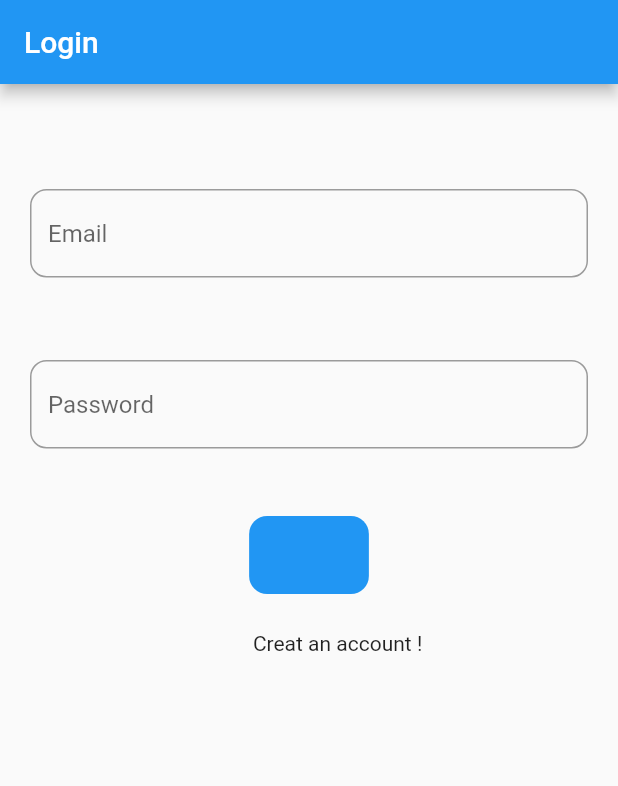
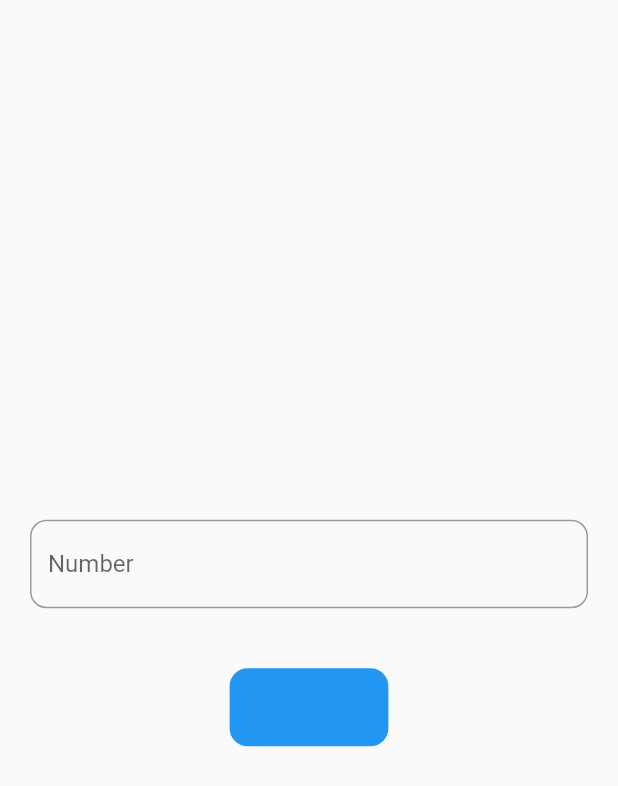
Before and after one commit to dineshsaran/firebase, a Flutter app: the screen it shows after launch, on a phone screen of 412 x 824 dp. Shown: the top 786 px of the screen. Run offline on Flutter 3.47's test engine with Material 2 defaults, Android fonts, the phone set to English and light mode, and no system bars; our stand-ins replace firebase_auth, firebase_core; missing offline and left inert: dart:ffi; accounts and stored records are empty.

Commit message:
phoneNumber authentication

```diff
--- a/lib/login.dart
+++ b/lib/login.dart
@@ -89,10 +89,8 @@ class _LoginState extends State<Login> {
               child: Text('Login'), color: Colors.blue, onPressed: () {
            Login();
           }),
-          SizedBox(height: 25,),
-          InkWell(child: Text('           Creat an account !'),onTap: (){
-            Navigator.push(context, MaterialPageRoute(builder: (context)=>Singup()));
-          },)
+
+
         ],
       ),
     );
--- a/lib/main.dart
+++ b/lib/main.dart
@@ -1,6 +1,7 @@
 import 'package:firebase_core/firebase_core.dart';
 import 'package:flutter/material.dart';
 import 'package:ws_firebase_dinesh/login.dart';
+import 'package:ws_firebase_dinesh/phonenumber.dart';
 
 void main() async {
   WidgetsFlutterBinding.ensureInitialized();
@@ -29,7 +30,7 @@ class MyApp extends StatelessWidget {
         // is not restarted.
         primarySwatch: Colors.blue,
       ),
-      home:  Login(),
+      home:  PhoneNumber(),
     );
   }
 }
--- /dev/null
+++ b/lib/phonenumber.dart
@@ -0,0 +1,67 @@
+import 'dart:developer';
+import 'dart:ffi';
+
+import 'package:firebase_auth/firebase_auth.dart';
+import 'package:flutter/cupertino.dart';
+import 'package:flutter/material.dart';
+import 'package:ws_firebase_dinesh/otp.dart';
+
+class PhoneNumber extends StatefulWidget {
+  const PhoneNumber({Key? key}) : super(key: key);
+
+  @override
+  State<PhoneNumber> createState() => _PhoneNumberState();
+}
+
+class _PhoneNumberState extends State<PhoneNumber> {
+  var phoneNoController = TextEditingController();
+
+
+
+  void sendOtp() async {
+    String phone =   "+91" + phoneNoController.text.trim();
+    print(phone);
+    await FirebaseAuth.instance.verifyPhoneNumber(
+        phoneNumber: phone,
+        verificationCompleted: (credential) {},
+        verificationFailed: (ex) {
+          log(ex.code.toString());
+        },
+        codeSent: (verificationId, resendToken) {
+          Navigator.push(
+              context, MaterialPageRoute(builder: (context) => verificatinOtp(
+            verificationId: verificationId,
+          )));
+        },
+        codeAutoRetrievalTimeout: (verificationId) {},
+        timeout: Duration(seconds: 30));
+  }
+
+  @override
+  Widget build(BuildContext context) {
+    return Scaffold(
+      body: Column(
+        mainAxisAlignment: MainAxisAlignment.center,
+        children: [
+          Padding(
+            padding: const EdgeInsets.all(20),
+            child: TextField(
+              controller: phoneNoController,
+              keyboardType: TextInputType.phone,
+              decoration: InputDecoration(
+                  border:
+                      OutlineInputBorder(borderRadius: BorderRadius.circular(11)),
+              hintText: 'Number'),
+            ),
+          ),
+          SizedBox(height: 20,),
+          CupertinoButton(
+              child: Text('verify otp'),
+              color: Colors.blue,
+              onPressed: () {sendOtp();
+              })
+        ],
+      ),
+    );
+  }
+}
```
Also changed, not shown: lib/otp.dart (added, +67 -0 lines), lib/singup.dart (+24 -12 lines).
